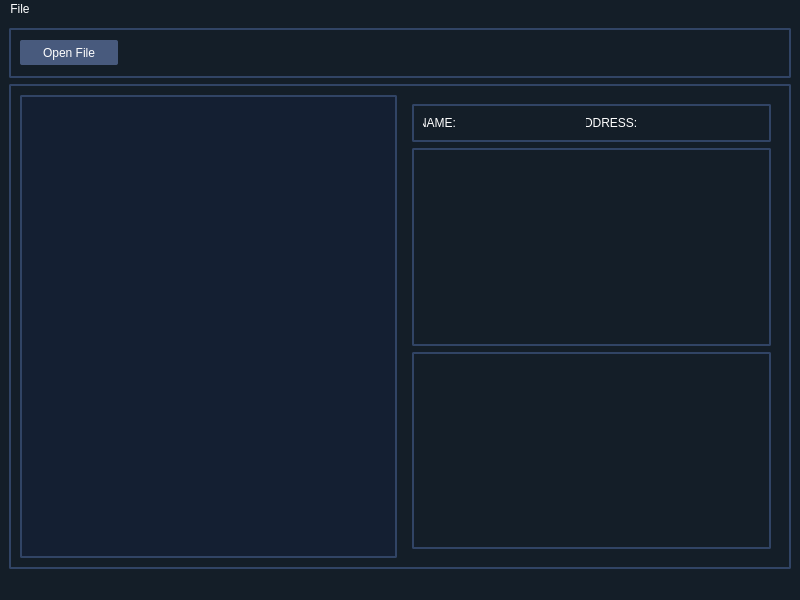
Above: YCLViewer/mainwindow.ui from nothanley/YukesCloth before the change. Below: the same form after it.
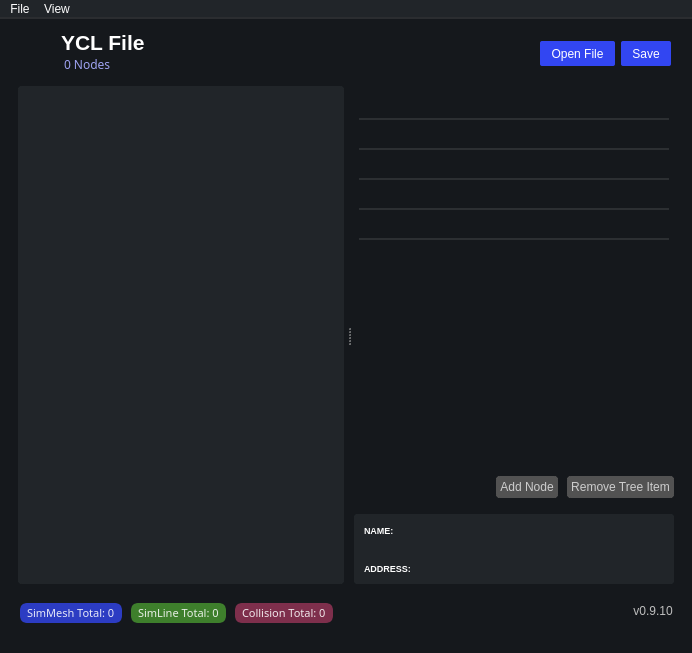
That is the form after the change. Icons and pictures are not drawn.

Diff of the .ui file:
```diff
--- a/YCLViewer/mainwindow.ui
+++ b/YCLViewer/mainwindow.ui
@@ -6,8 +6,8 @@
    <rect>
     <x>0</x>
     <y>0</y>
-    <width>800</width>
-    <height>600</height>
+    <width>692</width>
+    <height>653</height>
    </rect>
   </property>
   <property name="windowTitle">
@@ -15,41 +15,40 @@
   </property>
   <property name="styleSheet">
    <string notr="true">QWidget{
-	background-color: rgb(20, 30, 40);
+	background-color: rgb(21, 24, 28);
 	color: rgb(255,255,255);
 }
 
 QFrame{
-	border: 2px solid white;
-	border-radius: 2px;
+	border: 0px solid white;
+	border-radius: 0px;
 	border-color: rgb(49, 68, 101);
-	alternate-background-color: rgba(31, 46, 74,70);
 }
 
 QScrollBar:vertical{
 	width:  12px;
-	background-color: rgb(31, 24, 38);
+	background-color: rgb(38, 38, 38);
 	margin: 0px 0px 0px 0px;
 }
 QScrollBar:handle{
 	min-height: 45px;
 	border-radius: 4px;
-	background-color: rgb(40, 59, 93);
+	background-color: rgb(59, 59, 59);
 }
 QScrollBar:arrow{
 	border-radius: 4px;
-	background-color: rgb(50, 69, 103);
+	background-color: rgb(69, 69, 69);
 }
 QScrollBar:handle:hover{
 	border-radius: 4px;
 	background-color: rgb(60, 79, 113);
 }
 QScrollBar::sub-page:vertical {
-    background-color: rgb(20, 31, 50)
+    background-color: rgb(31, 31, 31)
 }
 
 QScrollBar::add-page:vertical {
-    background-color: rgb(20, 31, 50)
+    background-color: rgb(31, 31, 31)
 }
 
 
@@ -77,10 +76,16 @@
 
 
 QTreeView{
-	border: 2px solid white;
-	background-color: rgb(20, 31, 50);
-	border-radius: 2px;
-	border-color: rgb(49, 68, 101);
+	border: 4px solid rgb(33, 37, 41);
+	background-color: rgb(33, 37, 41);
+	border-radius: 4px;
+	alternate-background-color: rgba(0, 0, 0,25);
+}
+
+QTableView{
+	border: 4px solid rgb(33, 37, 41);
+	background-color: rgb(33, 37, 41);
+	border-radius: 4px;
 	alternate-background-color: rgba(31, 46, 74,70);
 }
 
@@ -90,8 +95,9 @@
 }
 
 QTreeView:item:selected{
+	color: white;
 	alternate-background-color: rgb(255, 255, 127);
-	background-color: rgb(87, 105, 166);
+	background-color: rgb(43, 46, 94);
 }
 
 QTreeView:item:pressed{
@@ -101,7 +107,7 @@
 
 QPushButton{
 	color: rgb(255, 255, 255);
-	background-color:rgb(72, 90, 125);
+	background-color: rgb(50, 70, 242);
 	border: 0px;
 	border-radius: 2px;
 }
@@ -112,12 +118,37 @@
 	background-color:rgb(100, 120, 140);
 }
 
+QMenuBar{
+	background-color: rgb(33, 37, 41);
+	border: 2px solid rgb(43, 45, 48);
+border-left: 0px;
+	border-top: 0px;
+	border-right: 0px;
+}
 
+QMenuBar::item:pressed{
+	background-color: rgb(40, 45, 50);
+}
+
+QMenuBar::item:selected{
+	background-color:  rgb(40, 45, 50);
+}
+
+QMenu::item:pressed{
+	background-color: rgb(40, 45, 50);
+}
+
+QMenu::item:selected{
+	background-color: rgb(40, 45, 50);
+}
 
 </string>
   </property>
   <widget class="QWidget" name="centralwidget">
-   <layout class="QVBoxLayout" name="verticalLayout">
+   <layout class="QVBoxLayout" name="verticalLayout_5">
+    <property name="bottomMargin">
+     <number>0</number>
+    </property>
     <item>
      <widget class="QFrame" name="frame_2">
       <property name="minimumSize">
@@ -126,6 +157,11 @@
         <height>50</height>
        </size>
       </property>
+      <property name="styleSheet">
+       <string notr="true">QFrame{
+	border: 0px solid;
+}</string>
+      </property>
       <property name="frameShape">
        <enum>QFrame::StyledPanel</enum>
       </property>
@@ -133,69 +169,55 @@
        <enum>QFrame::Raised</enum>
       </property>
       <layout class="QHBoxLayout" name="horizontalLayout_2">
+       <property name="leftMargin">
+        <number>0</number>
+       </property>
+       <property name="topMargin">
+        <number>2</number>
+       </property>
+       <property name="rightMargin">
+        <number>12</number>
+       </property>
+       <property name="bottomMargin">
+        <number>0</number>
+       </property>
        <item>
-        <widget class="QPushButton" name="OpenFile">
+        <widget class="QFrame" name="frame_4">
          <property name="minimumSize">
           <size>
-           <width>98</width>
-           <height>25</height>
+           <width>290</width>
+           <height>0</height>
           </size>
          </property>
-         <property name="text">
-          <string>Open File</string>
+         <property name="frameShape">
+          <enum>QFrame::StyledPanel</enum>
          </property>
-        </widget>
-       </item>
-       <item>
-        <spacer name="horizontalSpacer">
-         <property name="orientation">
-          <enum>Qt::Horizontal</enum>
+         <property name="frameShadow">
+          <enum>QFrame::Raised</enum>
          </property>
-         <property name="sizeHint" stdset="0">
-          <size>
-           <width>40</width>
-           <height>20</height>
-          </size>
-         </property>
-        </spacer>
-       </item>
-      </layout>
-     </widget>
-    </item>
-    <item>
-     <widget class="QFrame" name="frame">
-      <property name="frameShape">
-       <enum>QFrame::StyledPanel</enum>
-      </property>
-      <property name="frameShadow">
-       <enum>QFrame::Raised</enum>
-      </property>
-      <layout class="QHBoxLayout" name="horizontalLayout">
-       <item>
-        <widget class="QTreeWidget" name="treeWidget">
-         <property name="alternatingRowColors">
-          <bool>true</bool>
-         </property>
-         <attribute name="headerVisible">
-          <bool>false</bool>
-         </attribute>
-         <column>
-          <property name="text">
-           <string notr="true">1</string>
+         <layout class="QVBoxLayout" name="verticalLayout_3">
+          <property name="spacing">
+           <number>0</number>
           </property>
-         </column>
-        </widget>
-       </item>
-       <item>
-        <widget class="QWidget" name="widget" native="true">
-         <layout class="QVBoxLayout" name="verticalLayout_2">
+          <property name="leftMargin">
+           <number>13</number>
+          </property>
+          <property name="topMargin">
+           <number>0</number>
+          </property>
+          <property name="rightMargin">
+           <number>0</number>
+          </property>
+          <property name="bottomMargin">
+           <number>4</number>
+          </property>
           <item>
-           <widget class="QFrame" name="frame_3">
-            <property name="styleSheet">
-             <string notr="true">QLineEdit{
-border-color: rgba(255, 255, 255, 0);
-border-radius: 0px;
-}</string>
+           <widget class="QFrame" name="frame_5">
+            <property name="minimumSize">
+             <size>
+              <width>150</width>
+              <height>0</height>
+             </size>
             </property>
             <property name="frameShape">
              <enum>QFrame::StyledPanel</enum>
@@ -203,83 +225,826 @@
             <property name="frameShadow">
              <enum>QFrame::Raised</enum>
             </property>
-            <layout class="QHBoxLayout" name="horizontalLayout_3">
+            <layout class="QHBoxLayout" name="horizontalLayout_4">
+             <property name="spacing">
+              <number>9</number>
+             </property>
+             <property name="leftMargin">
+              <number>0</number>
+             </property>
+             <property name="topMargin">
+              <number>0</number>
+             </property>
+             <property name="rightMargin">
+              <number>0</number>
+             </property>
+             <property name="bottomMargin">
+              <number>0</number>
+             </property>
              <item>
-              <widget class="QLineEdit" name="Name">
+              <widget class="QLabel" name="MenuIcon">
                <property name="maximumSize">
                 <size>
-                 <width>36</width>
-                 <height>16777215</height>
+                 <width>30</width>
+                 <height>30</height>
                 </size>
                </property>
                <property name="text">
-                <string>NAME:</string>
+                <string/>
                </property>
-               <property name="frame">
-                <bool>false</bool>
+               <property name="pixmap">
+                <pixmap resource="icons.qrc">:/icons/Icons/menu.png</pixmap>
                </property>
-              </widget>
-             </item>
-             <item>
-              <widget class="QLineEdit" name="ItemName"/>
-             </item>
-             <item>
-              <widget class="QLineEdit" name="Address">
-               <property name="maximumSize">
-                <size>
-                 <width>54</width>
-                 <height>16777215</height>
-                </size>
+               <property name="scaledContents">
+                <bool>true</bool>
                </property>
-               <property name="text">
-                <string>ADDRESS:</string>
+               <property name="alignment">
+                <set>Qt::AlignCenter</set>
                </property>
-               <property name="frame">
-                <bool>false</bool>
+               <property name="margin">
+                <number>0</number>
                </property>
               </widget>
              </item>
              <item>
-              <widget class="QLineEdit" name="ItemAddress">
-               <property name="styleSheet">
-                <string notr="true"/>
+              <widget class="QFrame" name="frame_7">
+               <property name="frameShape">
+                <enum>QFrame::StyledPanel</enum>
                </property>
+               <property name="frameShadow">
+                <enum>QFrame::Raised</enum>
+               </property>
+               <layout class="QVBoxLayout" name="verticalLayout_4">
+                <property name="spacing">
+                 <number>0</number>
+                </property>
+                <property name="leftMargin">
+                 <number>0</number>
+                </property>
+                <property name="topMargin">
+                 <number>0</number>
+                </property>
+                <property name="rightMargin">
+                 <number>0</number>
+                </property>
+                <property name="bottomMargin">
+                 <number>0</number>
+                </property>
+                <item>
+                 <widget class="QLabel" name="pathLabel">
+                  <property name="font">
+                   <font>
+                    <family>Microsoft YaHei UI</family>
+                    <pointsize>16</pointsize>
+                    <weight>75</weight>
+                    <bold>true</bold>
+                   </font>
+                  </property>
+                  <property name="text">
+                   <string>YCL File</string>
+                  </property>
+                 </widget>
+                </item>
+                <item>
+                 <widget class="QLabel" name="nodeLabel">
+                  <property name="font">
+                   <font>
+                    <family>Microsoft New Tai Lue</family>
+                    <weight>50</weight>
+                    <bold>false</bold>
+                   </font>
+                  </property>
+                  <property name="styleSheet">
+                   <string notr="true">color: rgb(158, 162, 242);</string>
+                  </property>
+                  <property name="text">
+                   <string>0 Nodes</string>
+                  </property>
+                  <property name="indent">
+                   <number>3</number>
+                  </property>
+                 </widget>
+                </item>
+               </layout>
               </widget>
              </item>
             </layout>
            </widget>
           </item>
+         </layout>
+        </widget>
+       </item>
+       <item>
+        <spacer name="horizontalSpacer">
+         <property name="orientation">
+          <enum>Qt::Horizontal</enum>
+         </property>
+         <property name="sizeHint" stdset="0">
+          <size>
+           <width>40</width>
+           <height>20</height>
+          </size>
+         </property>
+        </spacer>
+       </item>
+       <item>
+        <widget class="QPushButton" name="OpenFile">
+         <property name="minimumSize">
+          <size>
+           <width>75</width>
+           <height>25</height>
+          </size>
+         </property>
+         <property name="text">
+          <string>Open File</string>
+         </property>
+        </widget>
+       </item>
+       <item>
+        <widget class="QPushButton" name="SaveButton">
+         <property name="minimumSize">
+          <size>
+           <width>50</width>
+           <height>25</height>
+          </size>
+         </property>
+         <property name="text">
+          <string>Save</string>
+         </property>
+        </widget>
+       </item>
+      </layout>
+     </widget>
+    </item>
+    <item>
+     <widget class="QFrame" name="frame">
+      <property name="sizePolicy">
+       <sizepolicy hsizetype="Expanding" vsizetype="Expanding">
+        <horstretch>0</horstretch>
+        <verstretch>0</verstretch>
+       </sizepolicy>
+      </property>
+      <property name="frameShape">
+       <enum>QFrame::StyledPanel</enum>
+      </property>
+      <property name="frameShadow">
+       <enum>QFrame::Raised</enum>
+      </property>
+      <layout class="QHBoxLayout" name="horizontalLayout">
+       <property name="topMargin">
+        <number>2</number>
+       </property>
+       <property name="bottomMargin">
+        <number>1</number>
+       </property>
+       <item>
+        <widget class="QSplitter" name="splitter">
+         <property name="frameShape">
+          <enum>QFrame::NoFrame</enum>
+         </property>
+         <property name="orientation">
+          <enum>Qt::Horizontal</enum>
+         </property>
+         <property name="opaqueResize">
+          <bool>true</bool>
+         </property>
+         <property name="handleWidth">
+          <number>10</number>
+         </property>
+         <property name="childrenCollapsible">
+          <bool>true</bool>
+         </property>
+         <widget class="QTreeWidget" name="treeWidget">
+          <property name="minimumSize">
+           <size>
+            <width>326</width>
+            <height>0</height>
+           </size>
+          </property>
+          <property name="focusPolicy">
+           <enum>Qt::NoFocus</enum>
+          </property>
+          <property name="horizontalScrollBarPolicy">
+           <enum>Qt::ScrollBarAlwaysOff</enum>
+          </property>
+          <property name="alternatingRowColors">
+           <bool>true</bool>
+          </property>
+          <property name="selectionBehavior">
+           <enum>QAbstractItemView::SelectItems</enum>
+          </property>
+          <property name="columnCount">
+           <number>1</number>
+          </property>
+          <attribute name="headerVisible">
+           <bool>false</bool>
+          </attribute>
+          <column>
+           <property name="text">
+            <string>New Column</string>
+           </property>
+          </column>
+         </widget>
+         <widget class="QWidget" name="widget" native="true">
+          <layout class="QVBoxLayout" name="verticalLayout_2">
+           <property name="spacing">
+            <number>11</number>
+           </property>
+           <property name="leftMargin">
+            <number>0</number>
+           </property>
+           <property name="topMargin">
+            <number>0</number>
+           </property>
+           <property name="rightMargin">
+            <number>0</number>
+           </property>
+           <property name="bottomMargin">
+            <number>0</number>
+           </property>
+           <item>
+            <widget class="QTableWidget" name="tableWidget">
+             <property name="focusPolicy">
+              <enum>Qt::NoFocus</enum>
+             </property>
+             <property name="styleSheet">
+              <string notr="true">QTableView{
+	border: 4px solid  rgb(21, 24, 28);
+	background-color: rgb(21, 24, 28);
+	border-radius: 4px;
+}
+
+QTableView::item{
+	border: 2px solid rgba(255, 255, 255,25);
+	border-radius: 1px;
+	background-color: rgba(0,0,0,0);
+	border-top: 0px;
+	border-left: 0px;
+	border-right: 0px;
+	color: rgb(210, 210, 210);
+}
+
+QHeaderView{
+	background-color: rgba(0,0,0,0);
+}
+
+QHeaderView::section{
+	border: 2px solid rgba(255, 255, 255,25);
+	border-radius: 1px;
+	background-color: rgba(0,0,0,0);
+	border-top: 0px;
+	border-left: 0px;
+	border-right: 2px;
+	border-bottom: 0px;
+	color: rgb(210, 210, 210);
+}
+
+QTableCornerButton::section{
+	background-color: rgba(0,0,0,0);
+	border-top: 0px;
+	border-left: 0px;
+	border-right: 0px;
+	color: rgb(210, 210, 210);
+}</string>
+             </property>
+             <property name="frameShape">
+              <enum>QFrame::NoFrame</enum>
+             </property>
+             <property name="frameShadow">
+              <enum>QFrame::Plain</enum>
+             </property>
+             <property name="lineWidth">
+              <number>4</number>
+             </property>
+             <property name="midLineWidth">
+              <number>1</number>
+             </property>
+             <property name="horizontalScrollBarPolicy">
+              <enum>Qt::ScrollBarAlwaysOff</enum>
+             </property>
+             <property name="editTriggers">
+              <set>QAbstractItemView::NoEditTriggers</set>
+             </property>
+             <property name="alternatingRowColors">
+              <bool>false</bool>
+             </property>
+             <property name="showGrid">
+              <bool>false</bool>
+             </property>
+             <property name="gridStyle">
+              <enum>Qt::SolidLine</enum>
+             </property>
+             <property name="rowCount">
+              <number>5</number>
+             </property>
+             <property name="columnCount">
+              <number>1</number>
+             </property>
+             <attribute name="horizontalHeaderVisible">
+              <bool>false</bool>
+             </attribute>
+             <attribute name="horizontalHeaderCascadingSectionResizes">
+              <bool>false</bool>
+             </attribute>
+             <attribute name="horizontalHeaderShowSortIndicator" stdset="0">
+              <bool>false</bool>
+             </attribute>
+             <attribute name="horizontalHeaderStretchLastSection">
+              <bool>true</bool>
+             </attribute>
+             <attribute name="verticalHeaderVisible">
+              <bool>false</bool>
+             </attribute>
+             <attribute name="verticalHeaderHighlightSections">
+              <bool>true</bool>
+             </attribute>
+             <attribute name="verticalHeaderShowSortIndicator" stdset="0">
+              <bool>false</bool>
+             </attribute>
+             <attribute name="verticalHeaderStretchLastSection">
+              <bool>false</bool>
+             </attribute>
+             <row>
+              <property name="text">
+               <string/>
+              </property>
+             </row>
+             <row/>
+             <row/>
+             <row/>
+             <row/>
+             <column>
+              <property name="text">
+               <string/>
+              </property>
+             </column>
+            </widget>
+           </item>
+           <item>
+            <widget class="QFrame" name="frame_9">
+             <property name="minimumSize">
+              <size>
+               <width>0</width>
+               <height>40</height>
+              </size>
+             </property>
+             <property name="maximumSize">
+              <size>
+               <width>16777215</width>
+               <height>40</height>
+              </size>
+             </property>
+             <property name="styleSheet">
+              <string notr="true">QWidget{
+	color: rgba(255,255,255,225);
+	background-color: rgba(0,0,0,0);
+}
+
+QPushButton{
+	color: rgb(205, 205, 205);
+	background-color: rgb(82, 82, 82);
+	border: 4px solid rgb(82, 82, 82);
+	border-radius: 4px;
+}
+
+QPushButton:hover{
+	border-color: rgb(100, 100, 100);
+	background-color: rgb(100, 100, 100);
+}
+QPushButton:pressed{
+	border-color: rgb(100, 100, 100);
+	background-color: rgb(100, 100, 100);
+}</string>
+             </property>
+             <property name="frameShape">
+              <enum>QFrame::StyledPanel</enum>
+             </property>
+             <property name="frameShadow">
+              <enum>QFrame::Raised</enum>
+             </property>
+             <layout class="QHBoxLayout" name="horizontalLayout_9">
+              <property name="spacing">
+               <number>9</number>
+              </property>
+              <property name="leftMargin">
+               <number>0</number>
+              </property>
+              <property name="topMargin">
+               <number>9</number>
+              </property>
+              <property name="rightMargin">
+               <number>0</number>
+              </property>
+              <property name="bottomMargin">
+               <number>0</number>
+              </property>
+              <item>
+               <spacer name="horizontalSpacer_3">
+                <property name="orientation">
+                 <enum>Qt::Horizontal</enum>
+                </property>
+                <property name="sizeHint" stdset="0">
+                 <size>
+                  <width>353</width>
+                  <height>20</height>
+                 </size>
+                </property>
+               </spacer>
+              </item>
+              <item>
+               <widget class="QPushButton" name="addnodebutton">
+                <property name="text">
+                 <string>Add Node</string>
+                </property>
+               </widget>
+              </item>
+              <item>
+               <widget class="QPushButton" name="removenodebutton">
+                <property name="text">
+                 <string>Remove Tree Item</string>
+                </property>
+               </widget>
+              </item>
+             </layout>
+            </widget>
+           </item>
+           <item>
+            <widget class="QWidget" name="widget_2" native="true">
+             <property name="maximumSize">
+              <size>
+               <width>16777215</width>
+               <height>82</height>
+              </size>
+             </property>
+             <property name="styleSheet">
+              <string notr="true">QWidget{
+	border: 4px solid rgb(33, 37, 41);
+	border-radius: 4px;
+	background-color: rgb(33, 37, 41);
+}
+</string>
+             </property>
+             <layout class="QVBoxLayout" name="verticalLayout">
+              <property name="leftMargin">
+               <number>0</number>
+              </property>
+              <property name="topMargin">
+               <number>0</number>
+              </property>
+              <property name="rightMargin">
+               <number>0</number>
+              </property>
+              <property name="bottomMargin">
+               <number>0</number>
+              </property>
+              <item>
+               <widget class="QFrame" name="frame_3">
+                <property name="font">
+                 <font>
+                  <family>Microsoft YaHei UI</family>
+                  <pointsize>6</pointsize>
+                 </font>
+                </property>
+                <property name="styleSheet">
+                 <string notr="true"/>
+                </property>
+                <property name="frameShape">
+                 <enum>QFrame::StyledPanel</enum>
+                </property>
+                <property name="frameShadow">
+                 <enum>QFrame::Raised</enum>
+                </property>
+                <layout class="QHBoxLayout" name="horizontalLayout_3">
+                 <property name="spacing">
+                  <number>0</number>
+                 </property>
+                 <property name="leftMargin">
+                  <number>0</number>
+                 </property>
+                 <property name="topMargin">
+                  <number>0</number>
+                 </property>
+                 <property name="rightMargin">
+                  <number>0</number>
+                 </property>
+                 <property name="bottomMargin">
+                  <number>0</number>
+                 </property>
+                 <item>
+                  <widget class="QLineEdit" name="Name">
+                   <property name="maximumSize">
+                    <size>
+                     <width>16777215</width>
+                     <height>16777215</height>
+                    </size>
+                   </property>
+                   <property name="font">
+                    <font>
+                     <family>Microsoft JhengHei UI</family>
+                     <pointsize>7</pointsize>
+                     <weight>75</weight>
+                     <bold>true</bold>
+                    </font>
+                   </property>
+                   <property name="text">
+                    <string>NAME:</string>
+                   </property>
+                   <property name="frame">
+                    <bool>false</bool>
+                   </property>
+                   <property name="readOnly">
+                    <bool>true</bool>
+                   </property>
+                  </widget>
+                 </item>
+                 <item>
+                  <widget class="QLineEdit" name="ItemName">
+                   <property name="font">
+                    <font>
+                     <pointsize>7</pointsize>
+                    </font>
+                   </property>
+                   <property name="readOnly">
+                    <bool>true</bool>
+                   </property>
+                  </widget>
+                 </item>
+                </layout>
+               </widget>
+              </item>
+              <item>
+               <widget class="QFrame" name="frame_6">
+                <property name="frameShape">
+                 <enum>QFrame::StyledPanel</enum>
+                </property>
+                <property name="frameShadow">
+                 <enum>QFrame::Raised</enum>
+                </property>
+                <layout class="QHBoxLayout" name="horizontalLayout_5">
+                 <property name="spacing">
+                  <number>0</number>
+                 </property>
+                 <property name="leftMargin">
+                  <number>0</number>
+                 </property>
+                 <property name="topMargin">
+                  <number>0</number>
+                 </property>
+                 <property name="rightMargin">
+                  <number>0</number>
+                 </property>
+                 <property name="bottomMargin">
+                  <number>0</number>
+                 </property>
+                 <item>
+                  <widget class="QLineEdit" name="Address">
+                   <property name="maximumSize">
+                    <size>
+                     <width>16777215</width>
+                     <height>16777215</height>
+                    </size>
+                   </property>
+                   <property name="font">
+                    <font>
+                     <family>Microsoft JhengHei UI</family>
+                     <pointsize>7</pointsize>
+                     <weight>75</weight>
+                     <bold>true</bold>
+                    </font>
+                   </property>
+                   <property name="text">
+                    <string>ADDRESS:</string>
+                   </property>
+                   <property name="frame">
+                    <bool>false</bool>
+                   </property>
+                   <property name="readOnly">
+                    <bool>true</bool>
+                   </property>
+                  </widget>
+                 </item>
+                 <item>
+                  <widget class="QLineEdit" name="ItemAddress">
+                   <property name="font">
+                    <font>
+                     <pointsize>7</pointsize>
+                    </font>
+                   </property>
+                   <property name="styleSheet">
+                    <string notr="true"/>
+                   </property>
+                   <property name="readOnly">
+                    <bool>true</bool>
+                   </property>
+                  </widget>
+                 </item>
+                </layout>
+               </widget>
+              </item>
+             </layout>
+            </widget>
+           </item>
+          </layout>
+         </widget>
+        </widget>
+       </item>
+      </layout>
+     </widget>
+    </item>
+    <item>
+     <widget class="QWidget" name="widget_3" native="true">
+      <property name="sizePolicy">
+       <sizepolicy hsizetype="Preferred" vsizetype="Preferred">
+        <horstretch>0</horstretch>
+        <verstretch>0</verstretch>
+       </sizepolicy>
+      </property>
+      <property name="minimumSize">
+       <size>
+        <width>0</width>
+        <height>20</height>
+       </size>
+      </property>
+      <property name="styleSheet">
+       <string notr="true"/>
+      </property>
+      <layout class="QHBoxLayout" name="horizontalLayout_6">
+       <property name="spacing">
+        <number>0</number>
+       </property>
+       <property name="leftMargin">
+        <number>0</number>
+       </property>
+       <property name="topMargin">
+        <number>0</number>
+       </property>
+       <property name="rightMargin">
+        <number>0</number>
+       </property>
+       <property name="bottomMargin">
+        <number>0</number>
+       </property>
+       <item>
+        <widget class="QFrame" name="frame_8">
+         <property name="minimumSize">
+          <size>
+           <width>0</width>
+           <height>40</height>
+          </size>
+         </property>
+         <property name="maximumSize">
+          <size>
+           <width>16777215</width>
+           <height>40</height>
+          </size>
+         </property>
+         <property name="styleSheet">
+          <string notr="true">QWidget{
+	color: rgba(255,255,255,225);
+	background-color: rgba(0,0,0,0);
+}</string>
+         </property>
+         <property name="frameShape">
+          <enum>QFrame::StyledPanel</enum>
+         </property>
+         <property name="frameShadow">
+          <enum>QFrame::Raised</enum>
+         </property>
+         <layout class="QHBoxLayout" name="horizontalLayout_7">
+          <property name="spacing">
+           <number>9</number>
+          </property>
+          <property name="leftMargin">
+           <number>11</number>
+          </property>
+          <property name="topMargin">
+           <number>5</number>
+          </property>
+          <property name="rightMargin">
+           <number>0</number>
+          </property>
+          <property name="bottomMargin">
+           <number>0</number>
+          </property>
           <item>
-           <widget class="QTextEdit" name="textEdit">
+           <widget class="QLabel" name="meshTotalLabel">
+            <property name="maximumSize">
+             <size>
+              <width>16777215</width>
+              <height>20</height>
+             </size>
+            </property>
             <property name="font">
              <font>
-              <family>Times New Roman</family>
+              <family>Microsoft New Tai Lue</family>
+              <pointsize>8</pointsize>
               <weight>50</weight>
-              <italic>false</italic>
               <bold>false</bold>
              </font>
             </property>
-            <property name="lineWrapColumnOrWidth">
-             <number>0</number>
+            <property name="styleSheet">
+             <string notr="true">QWidget{
+	background-color:rgb(44, 60, 195);
+	border: 4px solid rgb(44, 60, 195);
+	border-radius: 7px;
+}</string>
             </property>
-            <property name="readOnly">
-             <bool>true</bool>
+            <property name="text">
+             <string>SimMesh Total: 0</string>
             </property>
-            <property name="html">
-             <string>&lt;!DOCTYPE HTML PUBLIC &quot;-//W3C//DTD HTML 4.0//EN&quot; &quot;http://www.w3.org/TR/REC-html40/strict.dtd&quot;&gt;
-&lt;html&gt;&lt;head&gt;&lt;meta name=&quot;qrichtext&quot; content=&quot;1&quot; /&gt;&lt;style type=&quot;text/css&quot;&gt;
-p, li { white-space: pre-wrap; }
-&lt;/style&gt;&lt;/head&gt;&lt;body style=&quot; font-family:'Times New Roman'; font-size:8.25pt; font-weight:400; font-style:normal;&quot;&gt;
-&lt;p style=&quot;-qt-paragraph-type:empty; margin-top:0px; margin-bottom:0px; margin-left:0px; margin-right:0px; -qt-block-indent:0; text-indent:0px; font-size:9pt;&quot;&gt;&lt;br /&gt;&lt;/p&gt;&lt;/body&gt;&lt;/html&gt;</string>
+           </widget>
+          </item>
+          <item>
+           <widget class="QLabel" name="lineTotalLabel">
+            <property name="maximumSize">
+             <size>
+              <width>16777215</width>
+              <height>20</height>
+             </size>
             </property>
+            <property name="font">
+             <font>
+              <family>Microsoft New Tai Lue</family>
+              <pointsize>8</pointsize>
+              <weight>50</weight>
+              <bold>false</bold>
+             </font>
+            </property>
+            <property name="styleSheet">
+             <string notr="true">QWidget{
+	background-color:rgb(62, 127, 44);
+	border: 4px solid rgb(62, 127, 44);
+	border-radius: 7px;
+}</string>
+            </property>
+            <property name="text">
+             <string>SimLine Total: 0</string>
+            </property>
            </widget>
           </item>
           <item>
-           <widget class="QTableWidget" name="tableWidget"/>
+           <widget class="QLabel" name="colTotalLabel">
+            <property name="maximumSize">
+             <size>
+              <width>16777215</width>
+              <height>20</height>
+             </size>
+            </property>
+            <property name="font">
+             <font>
+              <family>Microsoft New Tai Lue</family>
+              <pointsize>8</pointsize>
+              <weight>50</weight>
+              <bold>false</bold>
+             </font>
+            </property>
+            <property name="styleSheet">
+             <string notr="true">QWidget{
+	background-color: rgb(126, 47, 76);
+	border: 4px solid rgb(126, 47, 76);
+	border-radius: 7px;
+}</string>
+            </property>
+            <property name="text">
+             <string>Collision Total: 0</string>
+            </property>
+           </widget>
           </item>
          </layout>
         </widget>
        </item>
+       <item>
+        <spacer name="horizontalSpacer_2">
+         <property name="orientation">
+          <enum>Qt::Horizontal</enum>
+         </property>
+         <property name="sizeHint" stdset="0">
+          <size>
+           <width>293</width>
+           <height>20</height>
+          </size>
+         </property>
+        </spacer>
+       </item>
+       <item>
+        <widget class="QLabel" name="label">
+         <property name="minimumSize">
+          <size>
+           <width>60</width>
+           <height>0</height>
+          </size>
+         </property>
+         <property name="styleSheet">
+          <string notr="true">color: rgb(190, 190, 190);</string>
+         </property>
+         <property name="text">
+          <string>v0.9.10</string>
+         </property>
+         <property name="alignment">
+          <set>Qt::AlignCenter</set>
+         </property>
+        </widget>
+       </item>
       </layout>
      </widget>
     </item>
@@ -290,7 +1055,7 @@
     <rect>
      <x>0</x>
      <y>0</y>
-     <width>800</width>
+     <width>692</width>
      <height>20</height>
     </rect>
    </property>
@@ -299,9 +1064,17 @@
      <string>File</string>
     </property>
     <addaction name="actionOpen_ycl_file"/>
+    <addaction name="actionSave_File"/>
+    <addaction name="actionExit"/>
+   </widget>
+   <widget class="QMenu" name="menuView">
+    <property name="title">
+     <string>View</string>
+    </property>
     <addaction name="actionExpand_Collapse"/>
    </widget>
    <addaction name="menuFile"/>
+   <addaction name="menuView"/>
   </widget>
   <widget class="QStatusBar" name="statusbar"/>
   <action name="actionOpen_ycl_file">
```
Left out of the diff: 29 changed lines with no effect on the pictures.
